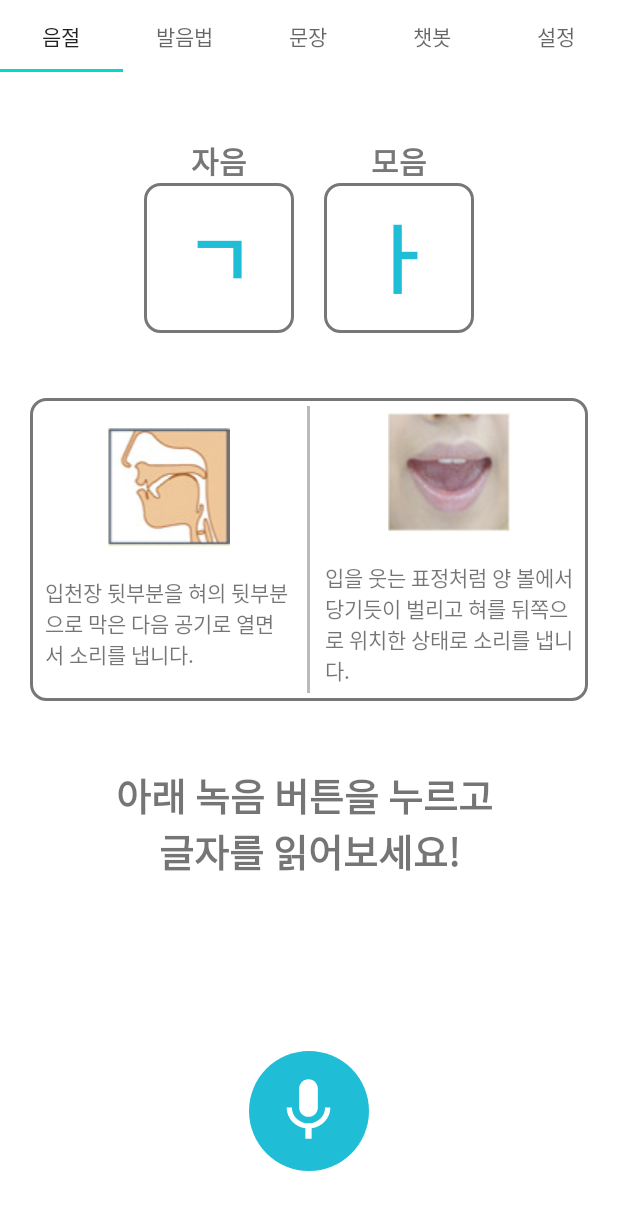
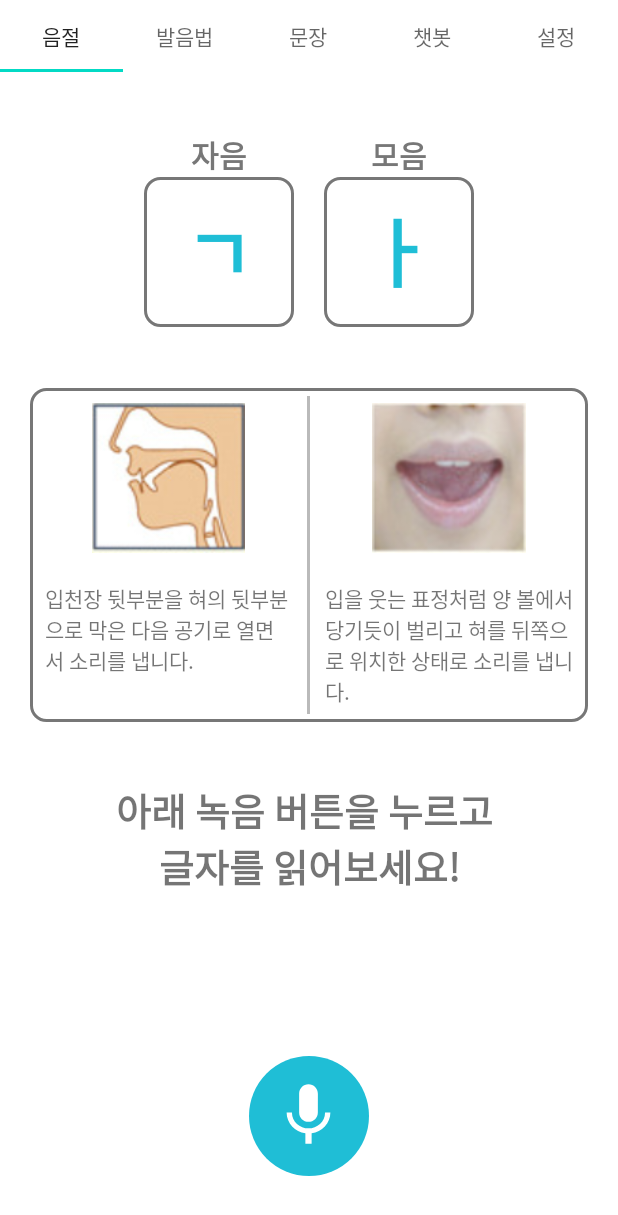
Before and after one commit to StartupChallenge/StartupChallenge, an Android app: the SyllableFragment screen opened directly, with no data from a screen before it, on a phone screen of 412 x 824 dp. Shown: the top 1215 px of the screen. Run offline under Robolectric (Android 15) with nearby library versions, the phone set to English and light mode, and no system bars; our stand-ins replace androidx.preference.

Commit message:
syllable fragment 설명 부분 크기 고정

```diff
--- a/app/src/main/res/layout/fragment_syllable.xml
+++ b/app/src/main/res/layout/fragment_syllable.xml
@@ -104,7 +104,6 @@
         android:layout_height="wrap_content"
         android:layout_marginHorizontal="20dp"
         android:background="@drawable/shape_textbox_round"
-        android:gravity="center"
         android:orientation="horizontal"
         android:paddingHorizontal="10dp"
         app:layout_constraintBottom_toTopOf="@+id/textView_syllable_result"
@@ -121,7 +120,7 @@
             <ImageView
                 android:id="@+id/imageView_consonant"
                 android:layout_width="match_parent"
-                android:layout_height="wrap_content"
+                android:layout_height="100dp"
                 android:layout_marginVertical="10dp"
                 android:src="@drawable/sample_tongue" />
 
@@ -150,7 +149,7 @@
             <ImageView
                 android:id="@+id/imageView_vowel"
                 android:layout_width="match_parent"
-                android:layout_height="wrap_content"
+                android:layout_height="100dp"
                 android:layout_marginVertical="10dp"
                 android:src="@drawable/sample_lips" />
 
```
